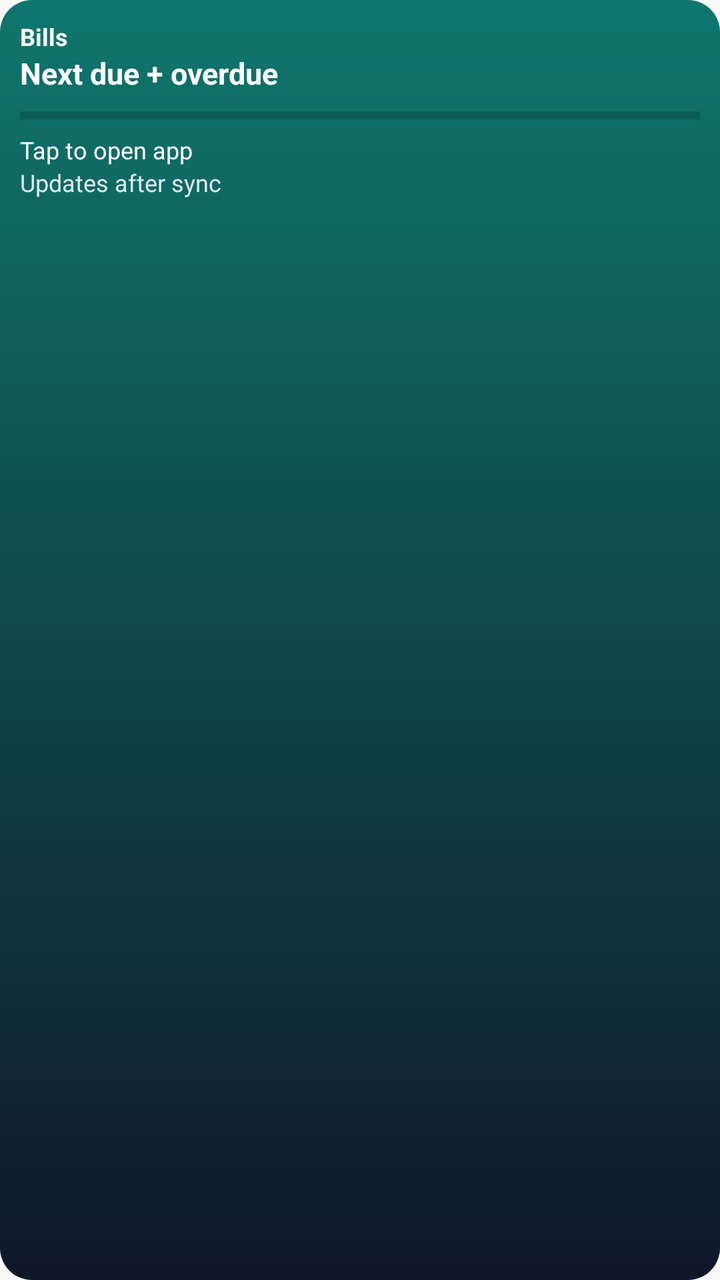
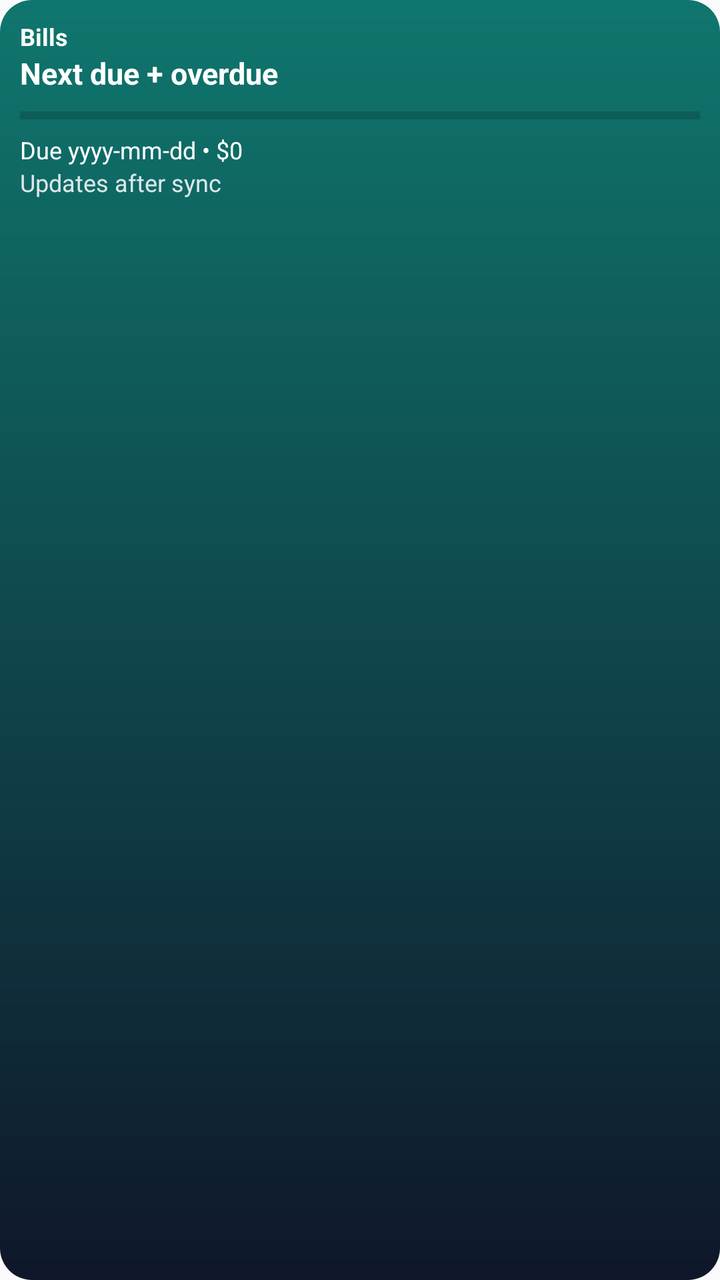

Screens rendered from an Android XML layout before and after an edit, with the pre-edit source and the edit as a unified diff.
<!-- AndroidManifest.xml: application theme AppTheme -->
<!-- res/layout/widget_bills.xml -->
<?xml version="1.0" encoding="utf-8"?>
<LinearLayout xmlns:android="http://schemas.android.com/apk/res/android"
  android:id="@+id/widget_root"
  android:layout_width="match_parent"
  android:layout_height="match_parent"
  android:orientation="vertical"
  android:padding="10dp"
  android:background="@drawable/widget_bg">

  <TextView
    android:id="@+id/widget_title"
    android:layout_width="match_parent"
    android:layout_height="wrap_content"
    android:text="Bills"
    android:textStyle="bold"
    android:textSize="12sp"
    android:textColor="@android:color/white" />

  <TextView
    android:id="@+id/widget_line1"
    android:layout_width="match_parent"
    android:layout_height="wrap_content"
    android:text="Next due + overdue"
    android:textSize="15sp"
    android:textStyle="bold"
    android:textColor="@android:color/white"
    android:maxLines="1" />

  <ProgressBar
    android:id="@+id/widget_progress"
    style="?android:attr/progressBarStyleHorizontal"
    android:layout_width="match_parent"
    android:layout_height="6dp"
    android:layout_marginTop="8dp"
    android:layout_marginBottom="6dp"
    android:indeterminate="false"
    android:max="100"
    android:progress="0" />

  <TextView
    android:id="@+id/widget_line2"
    android:layout_width="match_parent"
    android:layout_height="wrap_content"
    android:text="Tap to open app"
    android:textSize="12sp"
    android:textColor="@android:color/white"
    android:maxLines="1" />

  <TextView
    android:id="@+id/widget_meta"
    android:layout_width="match_parent"
    android:layout_height="wrap_content"
    android:text="Updates after sync"
    android:textSize="12sp"
    android:textColor="@android:color/white"
    android:alpha="0.85" />

</LinearLayout>
<!-- resources referenced by this layout -->
<resources>
  <!-- drawable widget_bg (drawable) -->
  <?xml version="1.0" encoding="utf-8"?>
  <shape xmlns:android="http://schemas.android.com/apk/res/android" android:shape="rectangle">
    <corners android:radius="16dp" />
    <gradient
      android:angle="90"
      android:startColor="#0F172A"
      android:endColor="#0F766E" />
    <padding
      android:left="12dp"
      android:top="12dp"
      android:right="12dp"
      android:bottom="12dp" />
  </shape>
  <style name="AppTheme" parent="Theme.AppCompat.Light.DarkActionBar">
          
          <item name="colorPrimary">@color/colorPrimary</item>
          <item name="colorPrimaryDark">@color/colorPrimaryDark</item>
          <item name="colorAccent">@color/colorAccent</item>
      </style>
</resources>

<!-- the commit's change to res/layout/widget_bills.xml (unified diff, before → after) -->
@@ -41,7 +41,7 @@
     android:id="@+id/widget_line2"
     android:layout_width="match_parent"
     android:layout_height="wrap_content"
-    android:text="Tap to open app"
+    android:text="Due yyyy-mm-dd • $0"
     android:textSize="12sp"
     android:textColor="@android:color/white"
     android:maxLines="1" />
